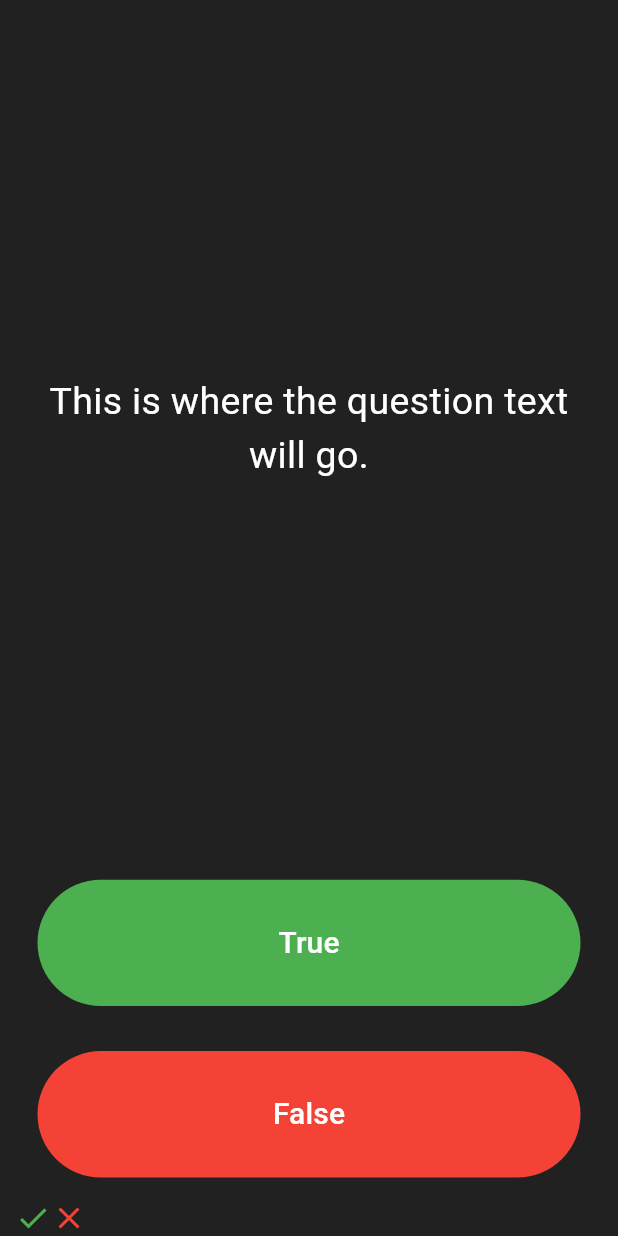
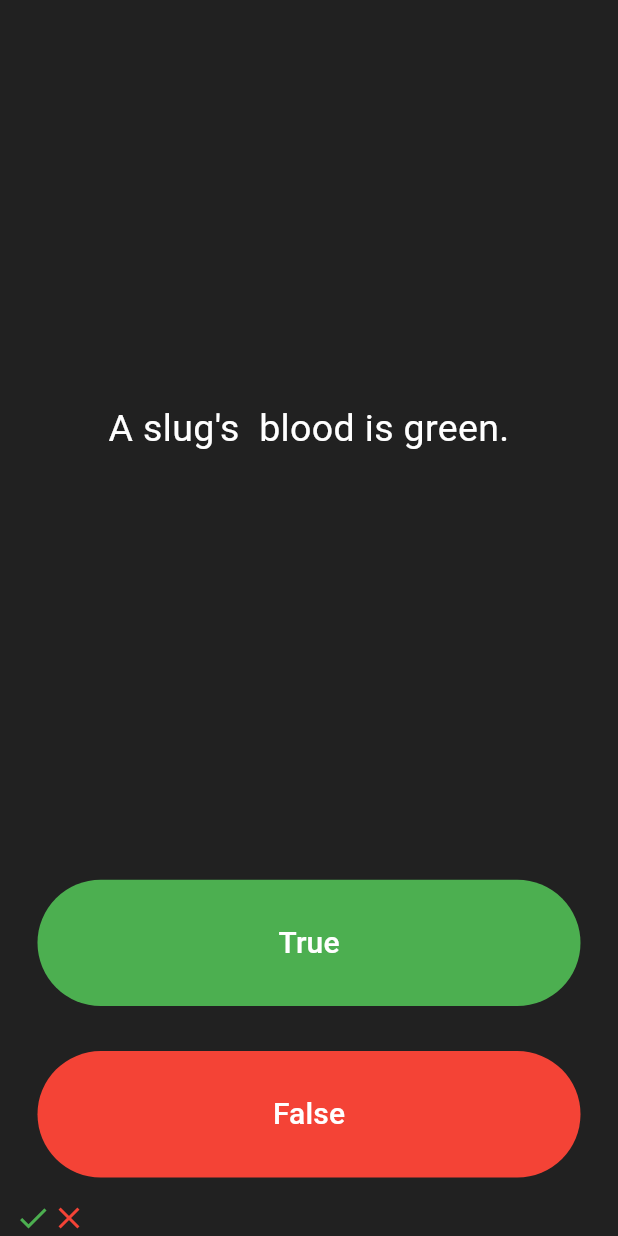
Before and after one commit to ziyadrahman/flutter_learning_quizapp, a Flutter app: the screen it shows after launch, after a tap on "True", after a tap on "False", on a phone screen of 412 x 824 dp. Run offline on Flutter 3.47's test engine with Material 3 defaults, Android fonts, the light colour scheme and no system bars.

Commit message:
questions added as udemy way

```diff
--- a/lib/main.dart
+++ b/lib/main.dart
@@ -26,6 +26,21 @@
 
 class _QuizPageState extends State<QuizPage> {
   List<Widget> scoreKeeper = [];
+  List<String> questionList = [
+    'You can lead a cow down stairs but not up stairs.',
+    'Approximately one quarter of human bones are in the feet.',
+    'A slug\'s  blood is green.'
+  ];
+
+  int questionNumber = 0;
+  late String currentQuestion;
+
+  @override
+  void initState() {
+    // TODO: implement initState
+    super.initState();
+    currentQuestion = questionList.first;
+  }
 
   @override
   Widget build(BuildContext context) {
@@ -33,15 +48,15 @@
       mainAxisAlignment: MainAxisAlignment.spaceBetween,
       crossAxisAlignment: CrossAxisAlignment.stretch,
       children: <Widget>[
-        const Expanded(
+        Expanded(
           flex: 5,
           child: Padding(
-            padding: EdgeInsets.all(10.0),
+            padding: const EdgeInsets.all(10.0),
             child: Center(
               child: Text(
-                'This is where the question text will go.',
+                questionList[questionNumber],
                 textAlign: TextAlign.center,
-                style: TextStyle(
+                style: const TextStyle(
                   fontSize: 25.0,
                   color: Colors.white,
                 ),
@@ -71,6 +86,7 @@
                       color: Colors.green,
                     ),
                   );
+                  questionNumber++;
                 });
               },
             ),
@@ -99,6 +115,9 @@
                       color: Colors.red,
                     ),
                   );
+                  if (questionNumber < questionList.length - 1) {
+                    questionNumber++;
+                  }
                 });
               },
             ),
```
